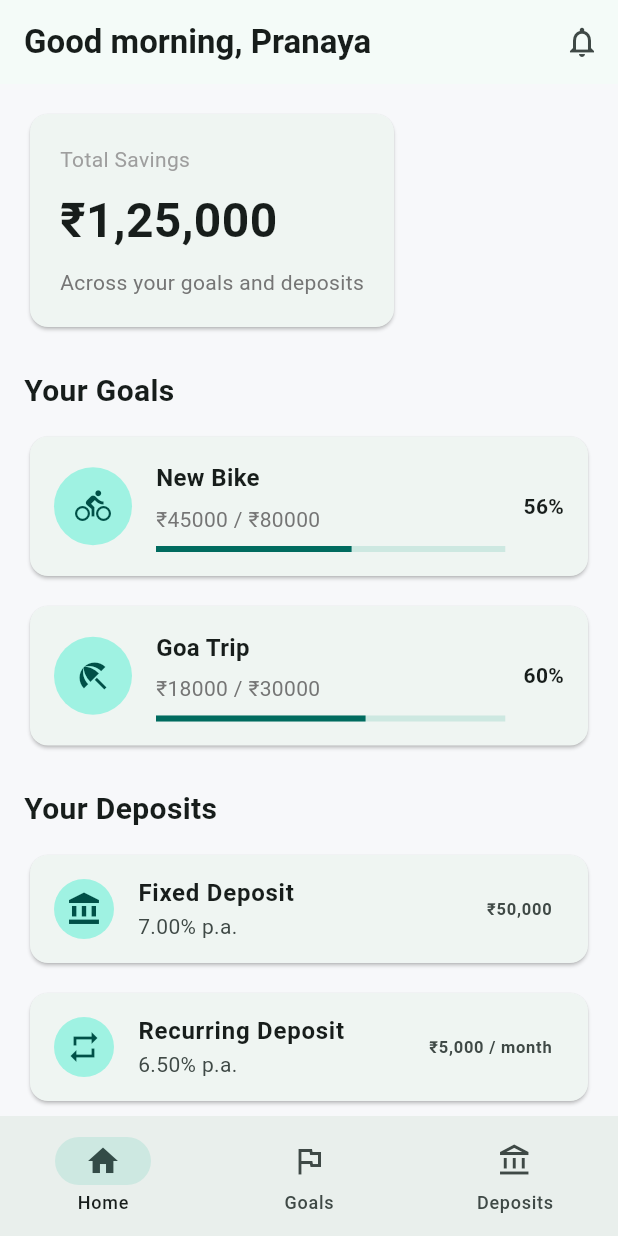
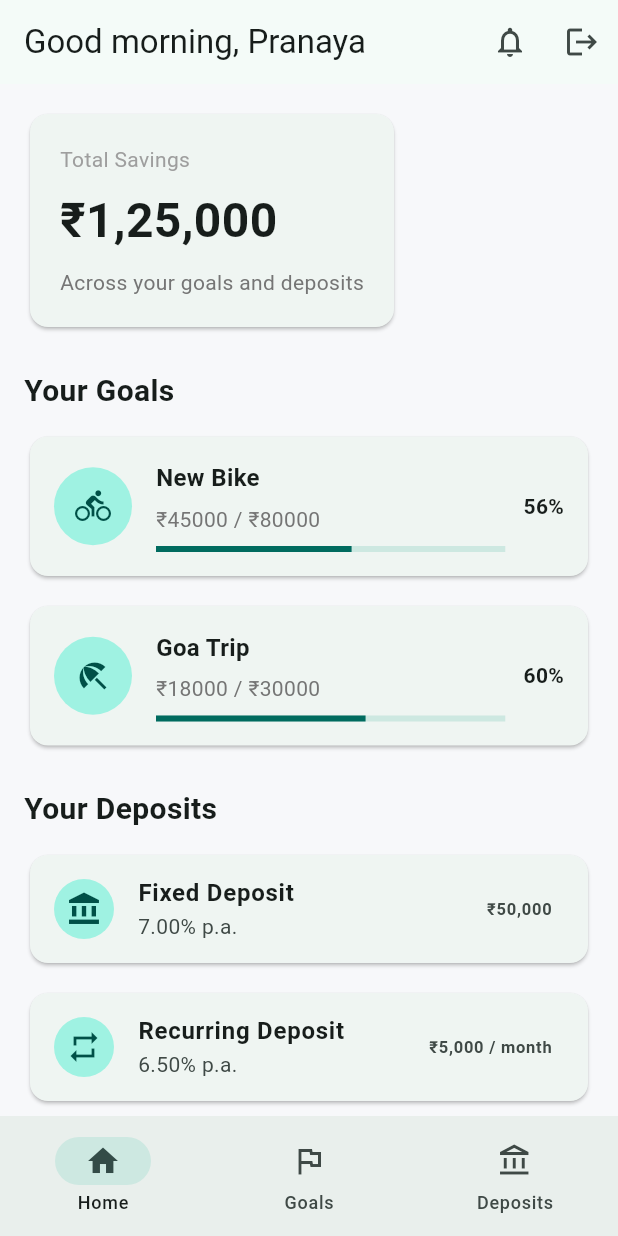
Before and after one commit to pran9803/SaveSmart, a Flutter app: the screen it shows after launch, after a tap on "Login", on a phone screen of 412 x 824 dp. Run offline on Flutter 3.47's test engine with Material 3 defaults, Android fonts, the phone set to English and light mode, and no system bars; our stand-ins replace go_router, shared_preferences.

Commit message:
Add logout authentication flow

```diff
--- a/lib/app/app.dart
+++ b/lib/app/app.dart
@@ -1,10 +1,27 @@
 import 'package:flutter/material.dart';
 
+//import '../core/auth/auth_controller.dart';
 import 'router.dart';
 import 'theme.dart';
 
-class SaveSmartApp extends StatelessWidget {
+class SaveSmartApp extends StatefulWidget {
   const SaveSmartApp({super.key});
+
+  @override
+  State<SaveSmartApp> createState() => _SaveSmartAppState();
+}
+
+class _SaveSmartAppState extends State<SaveSmartApp> {
+  @override
+  void initState() {
+    super.initState();
+
+    _restoreSession();
+  }
+
+  Future<void> _restoreSession() async {
+    await authController.restoreSession();
+  }
 
   @override
   Widget build(BuildContext context) {
--- a/lib/screens/home/home_screen.dart
+++ b/lib/screens/home/home_screen.dart
@@ -1,4 +1,6 @@
 import 'package:flutter/material.dart';
+
+import '../../app/router.dart';
 
 class HomeScreen extends StatelessWidget {
   const HomeScreen({super.key});
@@ -7,14 +9,18 @@ class HomeScreen extends StatelessWidget {
   Widget build(BuildContext context) {
     return Scaffold(
       appBar: AppBar(
-        title: const Text(
-          'Good morning, Pranaya',
-          style: TextStyle(fontWeight: FontWeight.bold),
-        ),
+        title: const Text('Good morning, Pranaya'),
         actions: [
           IconButton(
             onPressed: () {},
-            icon: const Icon(Icons.notifications_outlined),
+            icon: const Icon(Icons.notifications_none),
+          ),
+          IconButton(
+            onPressed: () async {
+              await authController.logout();
+            },
+            icon: const Icon(Icons.logout),
+            tooltip: 'Logout',
           ),
         ],
       ),
```
